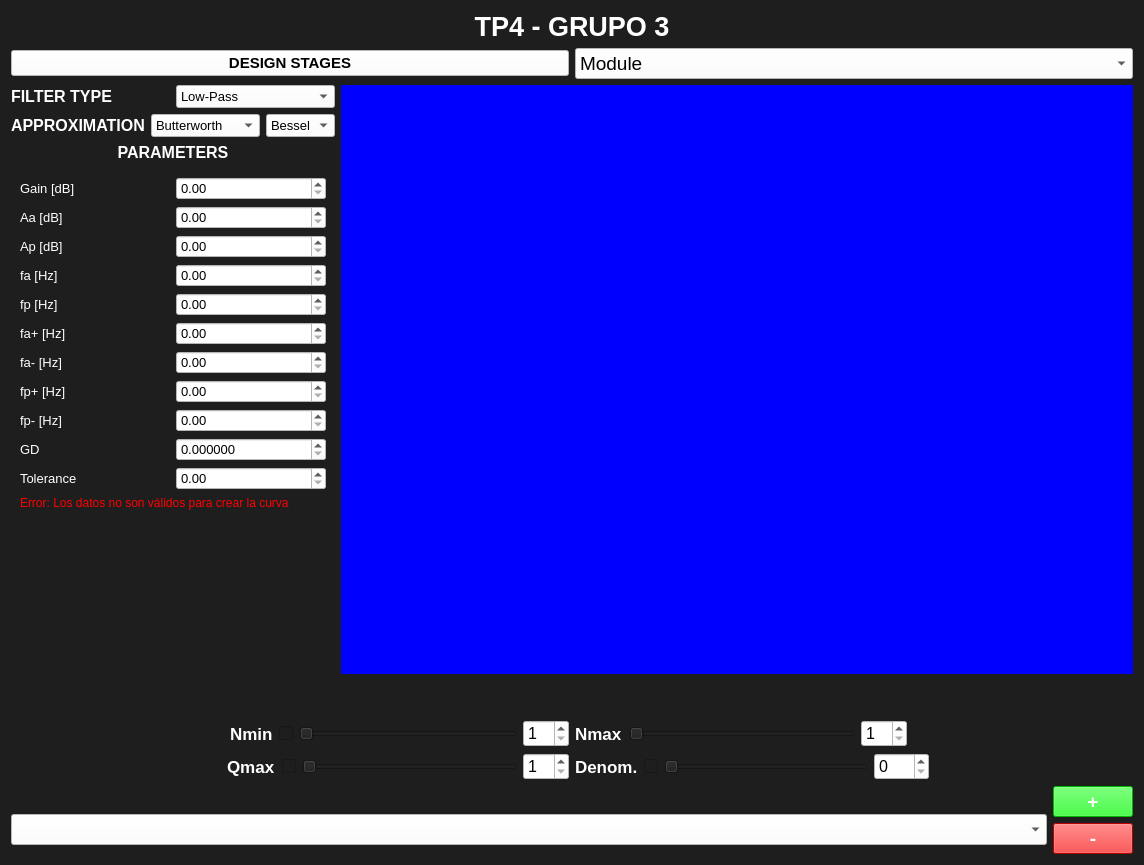
Above: Frontend/Designer/tp4.ui from odevincenti/TC_TP4 before the change. Below: the same form after it.
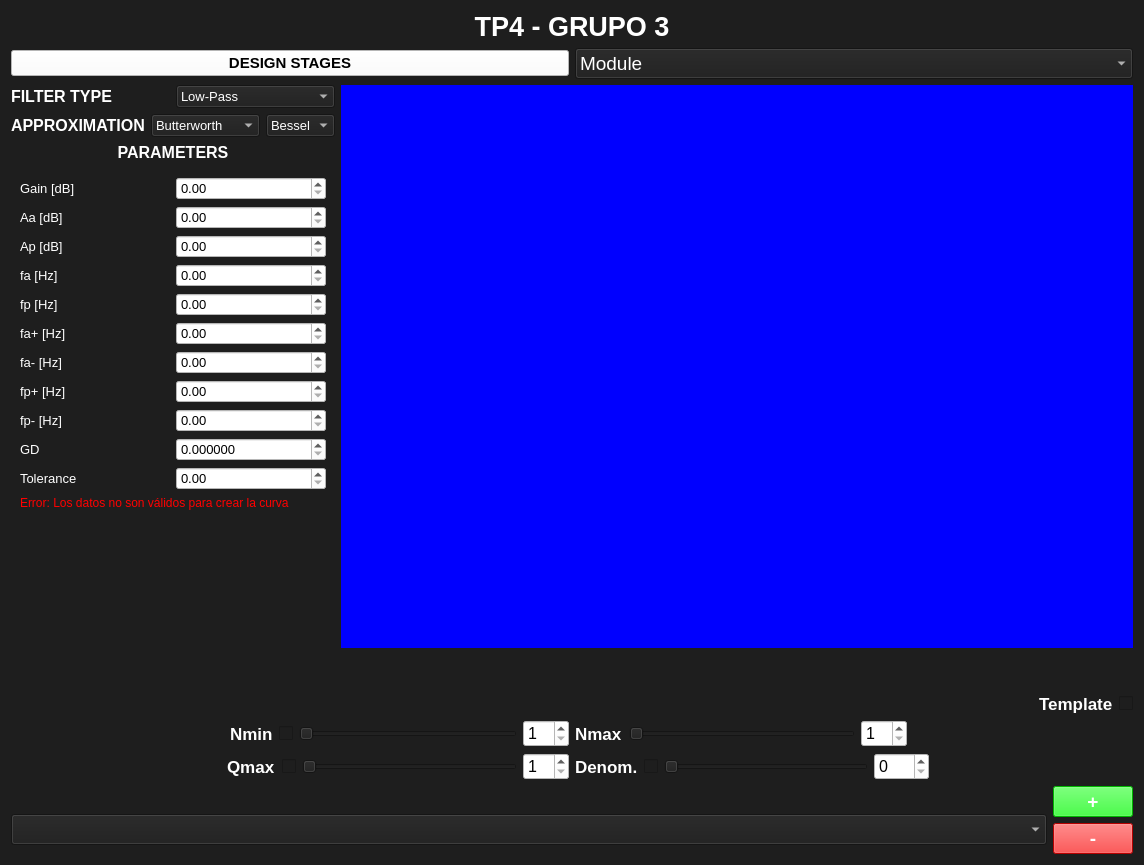
That is the form after the change. Custom widgets are drawn as their Qt base class.

Commit message: micho k-po12: Despues todo stages

The edit to the form file:
```diff
--- a/Frontend/Designer/tp4.ui
+++ b/Frontend/Designer/tp4.ui
@@ -70,7 +70,8 @@
             </font>
            </property>
            <property name="styleSheet">
-            <string notr="true">background:white;</string>
+            <string notr="true">background:rgb(30,30,30);
+color:white;</string>
            </property>
            <item>
             <property name="text">
@@ -145,7 +146,8 @@
                 </font>
                </property>
                <property name="styleSheet">
-                <string notr="true">background:white;</string>
+                <string notr="true">background:rgb(30,30,30);
+color:white;</string>
                </property>
                <item>
                 <property name="text">
@@ -203,7 +205,8 @@
                 </font>
                </property>
                <property name="styleSheet">
-                <string notr="true">background:white;</string>
+                <string notr="true">background:rgb(30,30,30);
+color:white;</string>
                </property>
                <item>
                 <property name="text">
@@ -250,7 +253,8 @@
                 </font>
                </property>
                <property name="styleSheet">
-                <string notr="true">background:white;</string>
+                <string notr="true">background:rgb(30,30,30);
+color:white;</string>
                </property>
                <item>
                 <property name="text">
@@ -737,6 +741,47 @@
              </property>
             </spacer>
            </item>
+           <item>
+            <layout class="QHBoxLayout" name="horizontalLayout_4">
+             <item>
+              <spacer name="horizontalSpacer_8">
+               <property name="orientation">
+                <enum>Qt::Horizontal</enum>
+               </property>
+               <property name="sizeHint" stdset="0">
+                <size>
+                 <width>40</width>
+                 <height>20</height>
+                </size>
+               </property>
+              </spacer>
+             </item>
+             <item>
+              <widget class="QLabel" name="label_26">
+               <property name="font">
+                <font>
+                 <pointsize>13</pointsize>
+                 <weight>75</weight>
+                 <bold>true</bold>
+                </font>
+               </property>
+               <property name="styleSheet">
+                <string notr="true">color:white;</string>
+               </property>
+               <property name="text">
+                <string>Template</string>
+               </property>
+              </widget>
+             </item>
+             <item>
+              <widget class="QCheckBox" name="Template_checkbox">
+               <property name="text">
+                <string/>
+               </property>
+              </widget>
+             </item>
+            </layout>
+           </item>
           </layout>
          </item>
         </layout>
@@ -1069,7 +1114,8 @@
             </font>
            </property>
            <property name="styleSheet">
-            <string notr="true">background:white;</string>
+            <string notr="true">background:rgb(30,30,30);
+color:white;</string>
            </property>
           </widget>
          </item>
```
Left out of the diff: 5 changed lines with no effect on the pictures. The commit also changes 2 other files.
